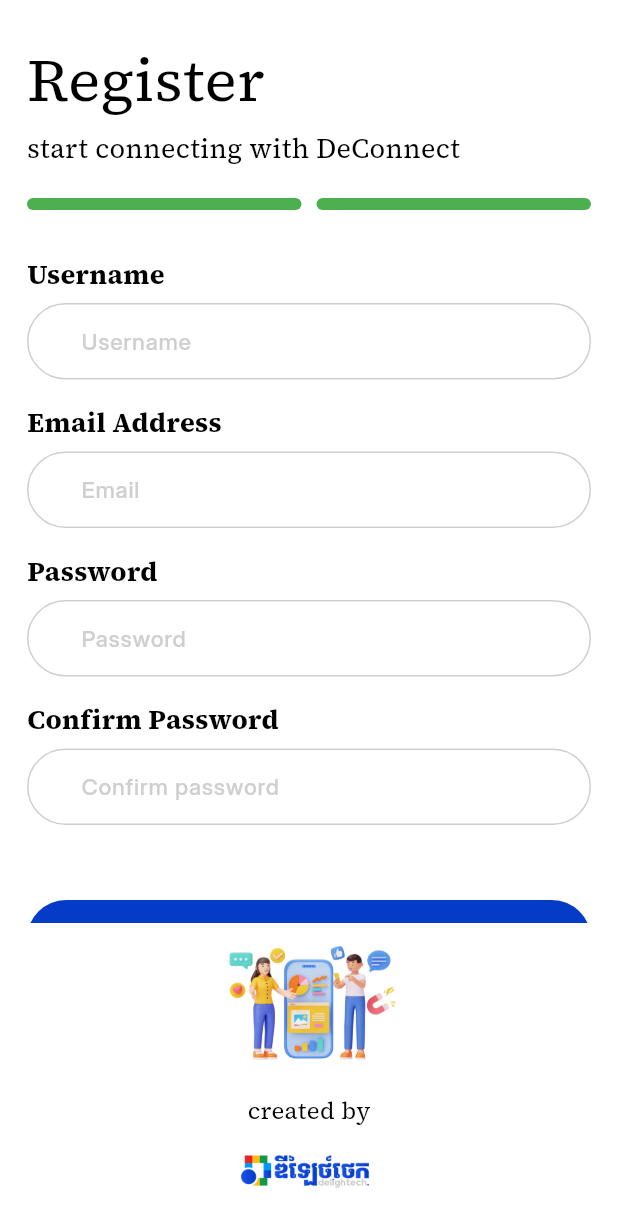
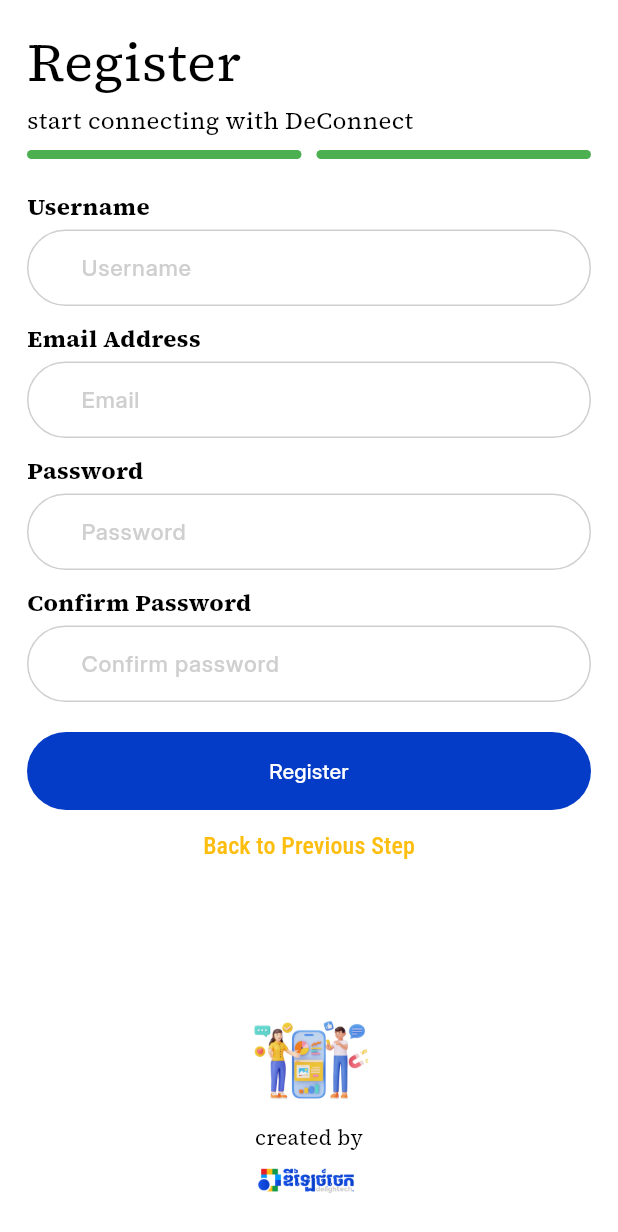
Before and after one commit to panhavathGit/deConnect-frontend, a Flutter app: the RegisterScreen screen opened by its route, swiped to page 2, on a phone screen of 412 x 824 dp. Shown: the top 1232 px of the screen. Run offline on Flutter 3.47's test engine with Material 3 defaults, Android fonts, the phone set to English and light mode, and no system bars; our stand-ins replace cached_network_image, emoji_picker_flutter, flutter_dotenv, flutter_svg, go_router, image_picker and 2 more; missing offline and left inert: file_selector; accounts and stored records are empty; network calls fail.

Commit message:
feed load limit, fix register UI, copy-paste in chat room feature

```diff
--- a/lib/features/auth/presentation/views/register_screen.dart
+++ b/lib/features/auth/presentation/views/register_screen.dart
@@ -48,12 +48,17 @@ class _RegisterScreenState extends State<RegisterScreen> {
 
   @override
   Widget build(BuildContext context) {
+    final isKeyboardVisible = MediaQuery.of(context).viewInsets.bottom != 0;
+
     return Scaffold(
+      resizeToAvoidBottomInset: false,
       backgroundColor: appTheme.white_A700,
       body: Consumer<AuthViewModel>(
         builder: (context, provider, child) {
           return SafeArea(
-            child: Column(
+            child: Stack(
+              children: [
+                Column(
                   children: [
                     Expanded(
                       child: PageView(
@@ -61,12 +66,22 @@ class _RegisterScreenState extends State<RegisterScreen> {
                         physics: const NeverScrollableScrollPhysics(),
                         onPageChanged: (int page) => setState(() => _currentStep = page),
                         children: [
-                      _buildStepOne(provider),
-                      _buildStepTwo(provider),
+                          _buildStepOne(provider, isKeyboardVisible),
+                          _buildStepTwo(provider, isKeyboardVisible),
                         ],
                       ),
                     ),
-                _buildFooter(),
+                  ],
+                ),
+
+                // Footer: Hidden when keyboard is up to keep it clean
+                if (!isKeyboardVisible)
+                  Positioned(
+                    bottom: 20,
+                    left: 0,
+                    right: 0,
+                    child: _buildFooter(),
+                  ),
               ],
             ),
           );
@@ -75,52 +90,37 @@ class _RegisterScreenState extends State<RegisterScreen> {
     );
   }
 
-  Widget _buildStepOne(AuthViewModel provider) {
-    return SingleChildScrollView(
-      padding: const EdgeInsets.only(top: 24, left: 18, right: 18),
+  Widget _buildStepOne(AuthViewModel provider, bool isKeyboardVisible) {
+    return Padding(
+      padding: const EdgeInsets.symmetric(horizontal: 18),
       child: Form(
         key: _formKeyStepOne,
         child: Column(
           crossAxisAlignment: CrossAxisAlignment.start,
           children: [
-            _buildHeader(),
+            const SizedBox(height: 16),
+            _buildHeader(isKeyboardVisible),
             _buildProgressBar(step: 1),
-            const SizedBox(height: 30),
+            SizedBox(height: isKeyboardVisible ? 10 : 30),
 
-            // First Name
-            Text(
-              'First Name',
-              style: TextStyleHelper.instance.title18BoldSourceSerifPro,
-            ),
-            const SizedBox(height: 6),
+            _buildLabel('First Name'),
             CustomEditText(
               inputType: CustomInputType.text,
               placeholder: 'First name',
               controller: provider.firstNameController,
               validator: (value) => provider.validateName(value, 'First name'),
             ),
-            const SizedBox(height: 16),
+            SizedBox(height: isKeyboardVisible ? 8 : 16),
 
-            // Last Name
-            Text(
-              'Last Name',
-              style: TextStyleHelper.instance.title18BoldSourceSerifPro,
-            ),
-            const SizedBox(height: 6),
+            _buildLabel('Last Name'),
             CustomEditText(
               inputType: CustomInputType.text,
               placeholder: 'Last name',
               controller: provider.lastNameController,
               validator: (value) => provider.validateName(value, 'Last name'),
             ),
-            const SizedBox(height: 16),
 
-            // Gender
-            Text(
-              'Gender',
-              style: TextStyleHelper.instance.title18BoldSourceSerifPro,
-            ),
-            const SizedBox(height: 8),
+            const SizedBox(height: 10),
             Row(
               children: [
                 Radio<String>(
@@ -130,7 +130,7 @@ class _RegisterScreenState extends State<RegisterScreen> {
                   activeColor: appTheme.blue_900,
                 ),
                 const Text('Male'),
-                const SizedBox(width: 20),
+                const SizedBox(width: 10),
                 Radio<String>(
                   value: 'Female',
                   groupValue: provider.selectedGender,
@@ -140,7 +140,6 @@ class _RegisterScreenState extends State<RegisterScreen> {
                 const Text('Female'),
               ],
             ),
-            const SizedBox(height: 10),
 
             CustomButton(
               text: 'Next',
@@ -148,113 +147,90 @@ class _RegisterScreenState extends State<RegisterScreen> {
               backgroundColor: appTheme.blue_900,
               textColor: appTheme.white_A700,
               borderRadius: 28,
-              padding: const EdgeInsets.symmetric(vertical: 16, horizontal: 30),
-              fontSize: 15,
-              fontWeight: FontWeight.w700,
               onPressed: _nextPage,
             ),
-            const SizedBox(height: 20),
 
+            const SizedBox(height: 16),
             Center(
               child: GestureDetector(
-                onTap: () => provider.onSignInPressed(context),
-                child: Text.rich(
-                  TextSpan(
+                onTap: () {
+                  // --- CLEAR STATE APPROACH ---
+                  // 1. Reset all fields in the ViewModel
+                  provider.resetRegisterFields();
+                  // 2. Navigate away
+                  provider.onSignInPressed(context);
+                },
+                child: RichText(
+                  text: TextSpan(
+                    style: TextStyleHelper.instance.title18RegularSourceSerifPro.copyWith(fontSize: 16),
                     children: [
-                      TextSpan(
-                        text: 'Already have an account? ',
-                        style: TextStyleHelper.instance.title18RegularSourceSerifPro,
-                      ),
+                      const TextSpan(text: "Already have an account? ", style: TextStyle(color: Colors.black)),
                       TextSpan(
                         text: 'Sign in',
-                        style: TextStyleHelper.instance.title18RegularSourceSerifPro.copyWith(
-                          color: appTheme.amber_500,
-                        ),
+                        style: TextStyle(color: appTheme.amber_500, fontWeight: FontWeight.bold),
                       ),
                     ],
                   ),
                 ),
               ),
             ),
-            const SizedBox(height: 20),
+
+            const SizedBox(height: 150),
           ],
         ),
       ),
     );
   }
 
-  Widget _buildStepTwo(AuthViewModel provider) {
-    return SingleChildScrollView(
-      padding: const EdgeInsets.only(top: 24, left: 18, right: 18),
+  Widget _buildStepTwo(AuthViewModel provider, bool isKeyboardVisible) {
+    return Padding(
+      padding: const EdgeInsets.symmetric(horizontal: 18),
       child: Form(
         key: _formKeyStepTwo,
         child: Column(
           crossAxisAlignment: CrossAxisAlignment.start,
           children: [
+            const SizedBox(height: 16),
+            _buildHeader(isKeyboardVisible),
+            _buildProgressBar(step: 2),
+            SizedBox(height: isKeyboardVisible ? 10 : 20),
 
-            _buildHeader(),
-            _buildProgressBar(step: 2),
-            const SizedBox(height: 30),
-
-            // Username
-            Text(
-              'Username',
-              style: TextStyleHelper.instance.title18BoldSourceSerifPro,
-            ),
-            const SizedBox(height: 6),
+            _buildLabel('Username'),
             CustomEditText(
               inputType: CustomInputType.text,
               placeholder: 'Username',
               controller: provider.usernameController,
               validator: provider.validateUsername,
-              onChanged: (value) => provider.updateUsernameError(),
             ),
-            const SizedBox(height: 16),
+            SizedBox(height: isKeyboardVisible ? 6 : 10),
 
-            // Email
-            Text(
-              'Email Address',
-              style: TextStyleHelper.instance.title18BoldSourceSerifPro,
-            ),
-            const SizedBox(height: 6),
+            _buildLabel('Email Address'),
             CustomEditText(
               inputType: CustomInputType.email,
               placeholder: 'Email',
               controller: provider.registerEmailController,
               validator: provider.validateEmail,
-              onChanged: (value) => provider.updateEmailError(),
             ),
-            const SizedBox(height: 16),
+            SizedBox(height: isKeyboardVisible ? 6 : 10),
 
-            // Password
-            Text(
-              'Password',
-              style: TextStyleHelper.instance.title18BoldSourceSerifPro,
-            ),
-            const SizedBox(height: 6),
+            _buildLabel('Password'),
             CustomEditText(
               inputType: CustomInputType.password,
               placeholder: 'Password',
               controller: provider.registerPasswordController,
               validator: provider.validatePassword,
-              onChanged: (value) => provider.updatePasswordError(),
             ),
-            const SizedBox(height: 16),
+            SizedBox(height: isKeyboardVisible ? 6 : 10),
 
-            // Confirm Password
-            Text(
-              'Confirm Password',
-              style: TextStyleHelper.instance.title18BoldSourceSerifPro,
-            ),
-            const SizedBox(height: 6),
+            _buildLabel('Confirm Password'),
             CustomEditText(
               inputType: CustomInputType.password,
               placeholder: 'Confirm password',
               controller: provider.confirmPasswordController,
               validator: provider.validateConfirmPassword,
-              onChanged: (value) => provider.updateConfirmPasswordError(),
             ),
-            const SizedBox(height: 30),
+
+            // const Spacer(),
 
             CustomButton(
               text: provider.isLoading ? 'Registering...' : 'Register',
@@ -262,48 +238,53 @@ class _RegisterScreenState extends State<RegisterScreen> {
               backgroundColor: appTheme.blue_900,
               textColor: appTheme.white_A700,
               borderRadius: 28,
-              padding: const EdgeInsets.symmetric(vertical: 16, horizontal: 30),
-              fontSize: 15,
-              fontWeight: FontWeight.w700,
               onPressed: provider.isLoading
                   ? null
                   : () => provider.onRegisterPressed(context, _formKeyStepTwo),
             ),
-            const SizedBox(height: 20),
 
             Center(
               child: TextButton(
                 onPressed: _previousPage,
                 child: Text(
-                  'Back',
-                  style: TextStyleHelper.instance.title18RegularSourceSerifPro.copyWith(
-                    color: appTheme.amber_500,
-                    fontSize: 18,
+                  'Back to Previous Step',
+                  style: TextStyle(color: appTheme.amber_500, fontSize: 16, fontWeight: FontWeight.w600),
                 ),
               ),
             ),
-            ),
-            const SizedBox(height: 20),
+            const SizedBox(height: 150),
           ],
         ),
       ),
     );
   }
 
-  Widget _buildHeader() {
+  Widget _buildLabel(String label) {
+    return Padding(
+      padding: const EdgeInsets.only(bottom: 4),
+      child: Text(label, style: TextStyleHelper.instance.title18BoldSourceSerifPro.copyWith(fontSize: 16)),
+    );
+  }
+
+  Widget _buildHeader(bool isKeyboardVisible) {
     return Column(
       crossAxisAlignment: CrossAxisAlignment.start,
       children: [
         Text(
           'Register',
-          style: TextStyleHelper.instance.display40RegularSourceSerifPro,
+          style: TextStyleHelper.instance.display40RegularSourceSerifPro.copyWith(
+            fontSize: isKeyboardVisible ? 28 : 36,
           ),
-        const SizedBox(height: 5),
-        Text(
+        ),
+        if (!isKeyboardVisible)
+          Padding(
+            padding: const EdgeInsets.only(top: 2),
+            child: Text(
               'start connecting with DeConnect',
-          style: TextStyleHelper.instance.title18RegularSourceSerifPro,
+              style: TextStyleHelper.instance.title18RegularSourceSerifPro.copyWith(fontSize: 16),
             ),
-        const SizedBox(height: 20),
+          ),
+        const SizedBox(height: 8),
       ],
     );
   }
@@ -311,54 +292,33 @@ class _RegisterScreenState extends State<RegisterScreen> {
   Widget _buildProgressBar({required int step}) {
     return Row(
       children: [
-        Expanded(
-          child: Container(
-            height: 8,
-            decoration: BoxDecoration(
-              color: appTheme.greenCustom,
-              borderRadius: BorderRadius.circular(10),
-            ),
-          ),
-        ),
+        Expanded(child: Container(height: 6, decoration: BoxDecoration(color: appTheme.greenCustom, borderRadius: BorderRadius.circular(10)))),
         const SizedBox(width: 10),
-        Expanded(
-          child: Container(
-            height: 8,
-            decoration: BoxDecoration(
-              color: step == 2 ? appTheme.greenCustom : appTheme.blue_gray_100,
-              borderRadius: BorderRadius.circular(10),
-            ),
-          ),
-        ),
+        Expanded(child: Container(height: 6, decoration: BoxDecoration(color: step == 2 ? appTheme.greenCustom : appTheme.blue_gray_100, borderRadius: BorderRadius.circular(10)))),
       ],
     );
   }
 
   Widget _buildFooter() {
-    return Padding(
-      padding: const EdgeInsets.only(bottom: 20),
-      child: Column(
+    return Column(
+      mainAxisSize: MainAxisSize.min,
       children: [
         CustomImageView(
           imagePath: ImageConstant.img3dIllustration,
-            width: 152,
-            height: 102,
+          width: 100,
+          height: 70,
           fit: BoxFit.cover,
         ),
-          const SizedBox(height: 12),
-          Text(
-            'created by',
-            style: TextStyleHelper.instance.title16RegularSourceSerifPro,
-          ),
         const SizedBox(height: 8),
+        Text('created by', style: TextStyleHelper.instance.title16RegularSourceSerifPro.copyWith(fontSize: 14)),
+        const SizedBox(height: 4),
         CustomImageView(
           imagePath: ImageConstant.imgDelightechLogo,
-            width: 134,
-            height: 44,
+          width: 100,
+          height: 32,
           fit: BoxFit.cover,
         ),
       ],
-      ),
     );
   }
 }
--- a/lib/features/feed/presentation/views/create_post_page.dart
+++ b/lib/features/feed/presentation/views/create_post_page.dart
@@ -129,7 +129,7 @@ class _CreatePostPageState extends State<CreatePostPage> {
         );
 
         // re-load post on feed page, so it get new post as soon as new post added
-        context.read<FeedViewModel>().loadPosts();
+        // context.read<FeedViewModel>().loadPosts();
 
         // before I did not add true, this time I added true because at the feed page
         // I use async await to await the result if it true, trigger
--- a/lib/features/profile/presentation/views/edit_profile_page.dart
+++ b/lib/features/profile/presentation/views/edit_profile_page.dart
@@ -156,7 +156,7 @@ class _EditProfilePageState extends State<EditProfilePage> {
 
         // Reload FeedViewModel to update author info on posts
         final feedViewModel = context.read<FeedViewModel>();
-        await feedViewModel.loadPosts();
+        // await feedViewModel.loadPosts();
 
         ScaffoldMessenger.of(context).showSnackBar(
           SnackBar(
--- a/pubspec.yaml
+++ b/pubspec.yaml
@@ -61,6 +61,7 @@ dependencies:
   http: ^1.2.0
 
   json_annotation: ^4.9.0
+  infinite_scroll_pagination: ^5.1.1
 
 
 dev_dependencies:
```
Also changed, not shown: lib/core/utils/text_parser.dart (+19 -2 lines), lib/features/auth/presentation/viewmodels/auth_viewmodel.dart (+12 -1 lines), lib/features/chat/presentation/views/widgets/message_bubble.dart (+33 -7 lines), lib/features/feed/data/datasources/feed_remote_data_source.dart (+82 -43 lines), lib/features/feed/data/repositories/feed_repository.dart (+7 -1 lines), lib/features/feed/data/repositories/feed_repository_impl.dart (+20 -2 lines), lib/features/feed/presentation/viewmodels/feed_viewmodel.dart (+103 -24 lines), lib/features/feed/presentation/views/feed_page.dart (+78 -13 lines), pubspec.lock. Lines whose indentation alone changed are shown as unchanged.
